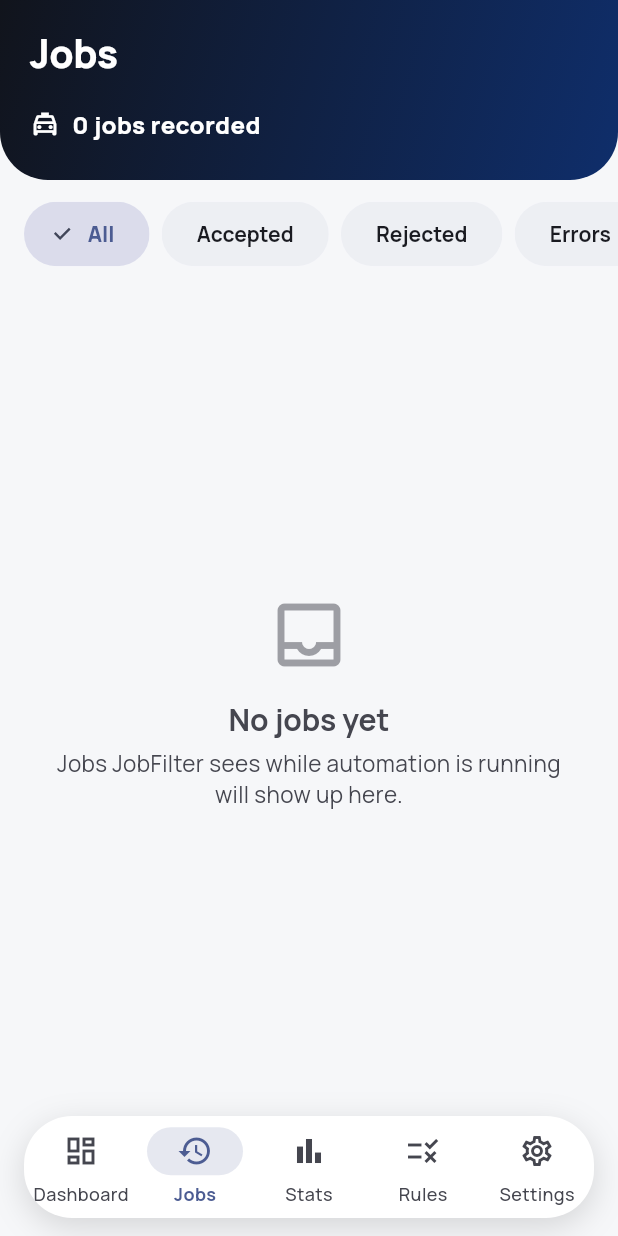
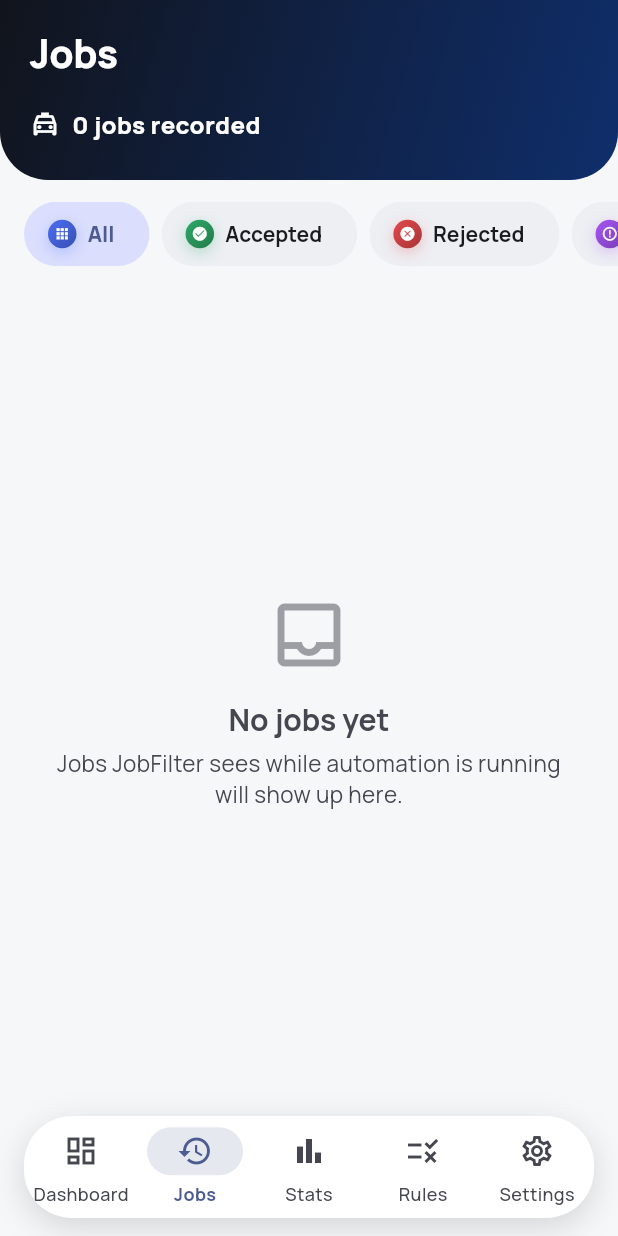
Before and after one commit to muj3009/myProjects, a Flutter app: the screen it shows after launch, item 2 of the bottom bar chosen, on a phone screen of 412 x 824 dp. Run offline on Flutter 3.47's test engine with Material 3 defaults, Android fonts, the phone set to English and light mode, and no system bars; our stand-ins replace equatable, fl_chart, flutter_riverpod, sqflite; missing offline and left inert: google_mlkit_text_recognition; accounts and stored records are empty.

Commit message:
Color-code the Jobs filter chips; make Rules row descriptions scrollable
Jobs filter chips (All/Accepted/Rejected/Errors/Uber/Bolt) each get a
distinct colored icon avatar and tinted selected state (blue/green/red/
purple/gold/orange), instead of one uniform chip style with no visual
distinction between categories.

Rules screen row descriptions were being cut off mid-word with an ellipsis
in the compact collapsed state (e.g. "Long drives just to reach the p…"),
with no way to read the rest. Replaced the truncated Text with a
horizontally-scrollable single-line Text (ScrollableSubtitle) so the full
description is one swipe away instead of permanently lost. Applies to both
ThresholdRuleTile and PostcodeBlocklistTile.

Co-Authored-By: Claude Sonnet 5 <noreply@anthropic.com>

```diff
--- a/lib/presentation/screens/jobs/job_history_screen.dart
+++ b/lib/presentation/screens/jobs/job_history_screen.dart
@@ -12,6 +12,7 @@ import '../../widgets/decision_badge.dart';
 import '../../widgets/hero_header.dart';
 import '../../widgets/hero_pill.dart';
 import '../../widgets/section_card.dart';
+import '../../widgets/tinted_icon_circle.dart';
 
 enum _QuickFilter { all, accepted, rejected, errors, uber, bolt }
 
@@ -70,8 +71,16 @@ class _JobHistoryScreenState extends ConsumerState<JobHistoryScreen> {
                   children: [
                     for (final filter in _QuickFilter.values) ...[
                       ChoiceChip(
+                        avatar: TintedIconCircle(
+                          icon: _iconFor(filter),
+                          color: _colorFor(filter),
+                          diameter: 20,
+                          iconSize: 11,
+                        ),
+                        showCheckmark: false,
                         label: Text(_labelFor(filter)),
                         selected: _active == filter,
+                        selectedColor: _colorFor(filter).withValues(alpha: 0.18),
                         onSelected: (_) => _applyFilter(filter),
                       ),
                       const SizedBox(width: 8),
@@ -107,6 +116,28 @@ class _JobHistoryScreenState extends ConsumerState<JobHistoryScreen> {
         _QuickFilter.errors => 'Errors',
         _QuickFilter.uber => 'Uber',
         _QuickFilter.bolt => 'Bolt',
+      };
+
+  // A vivid, distinct hue per filter (amber/blue/purple/green/red/orange) —
+  // matching the driver-requested reference palette — rather than the app's
+  // own more muted StatusColors. Accepted/Rejected still land on green/red
+  // respectively so the basic accept-good/reject-bad convention isn't lost.
+  Color _colorFor(_QuickFilter filter) => switch (filter) {
+        _QuickFilter.all => const Color(0xFF4C6EF5),
+        _QuickFilter.accepted => const Color(0xFF2FA968),
+        _QuickFilter.rejected => const Color(0xFFE5484D),
+        _QuickFilter.errors => const Color(0xFFA855F7),
+        _QuickFilter.uber => const Color(0xFFD4A72C),
+        _QuickFilter.bolt => const Color(0xFFF2994A),
+      };
+
+  IconData _iconFor(_QuickFilter filter) => switch (filter) {
+        _QuickFilter.all => Icons.apps,
+        _QuickFilter.accepted => Icons.check_circle,
+        _QuickFilter.rejected => Icons.cancel,
+        _QuickFilter.errors => Icons.error_outline,
+        _QuickFilter.uber => Icons.directions_car_filled_outlined,
+        _QuickFilter.bolt => Icons.electric_car_outlined,
       };
 }
 
```
Also changed, not shown: lib/presentation/screens/rules/widgets/postcode_blocklist_tile.dart (+2 -8 lines), lib/presentation/screens/rules/widgets/threshold_rule_tile.dart (+29 -7 lines).
